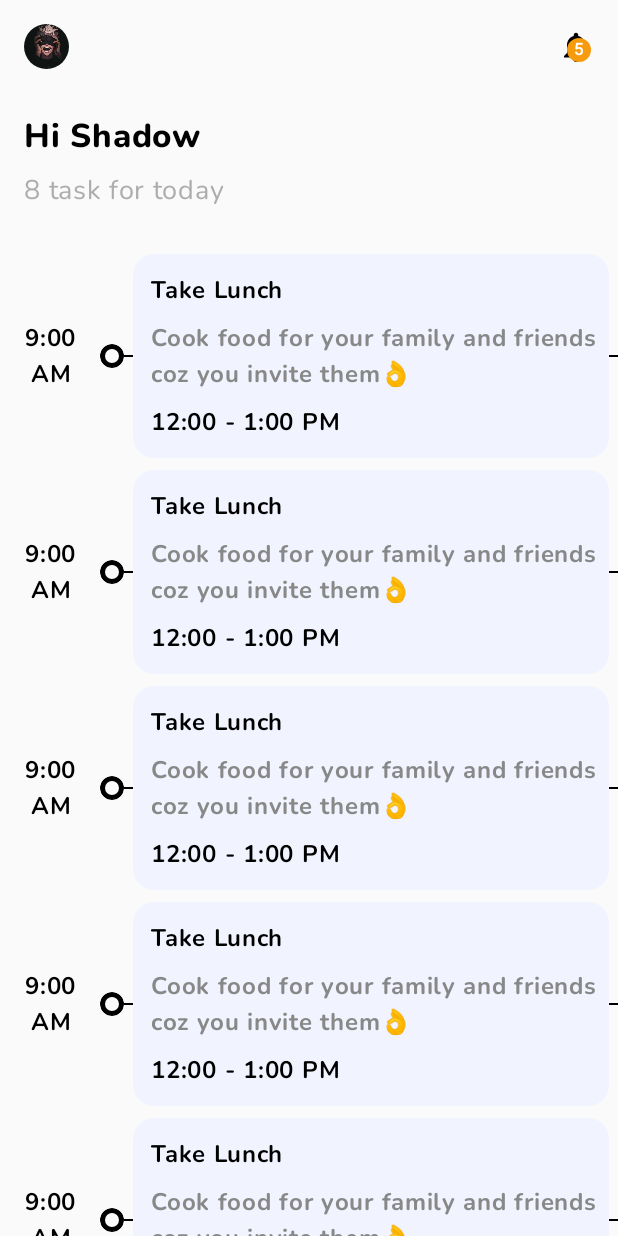
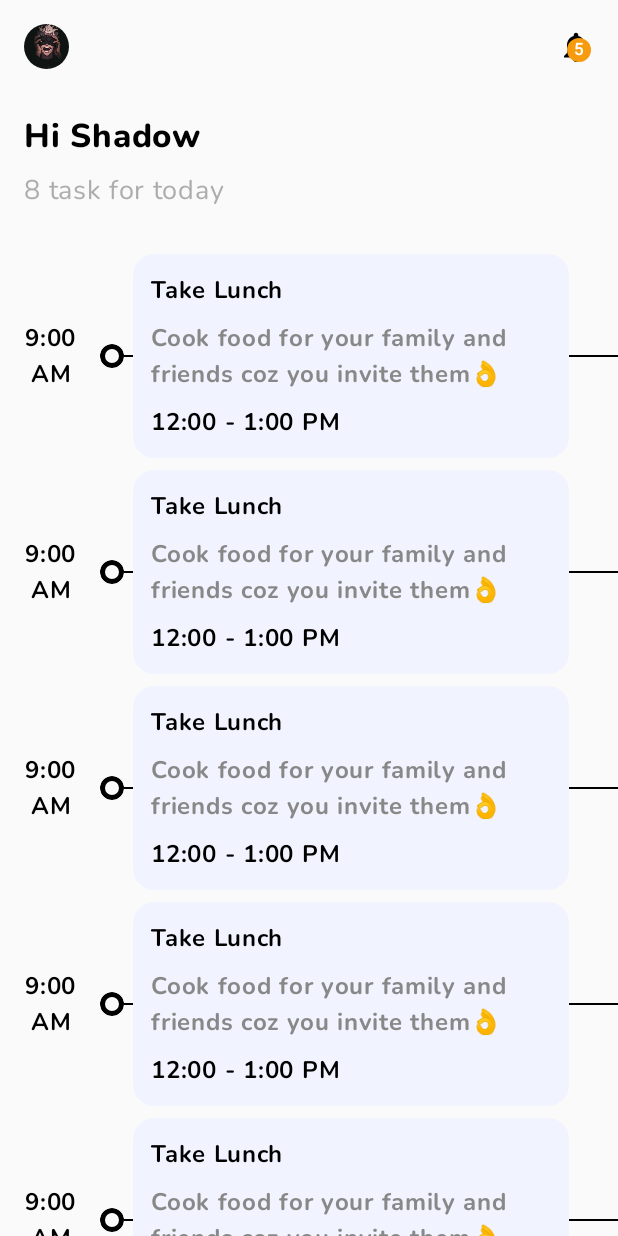
Before and after one commit to yhrjfj/TODO_UI_Compose, an Android app built with Jetpack Compose: the screen it shows after launch (MainActivity), on a phone screen of 412 x 824 dp. Run offline under Robolectric (Android 15) with nearby library versions, the phone set to English and light mode, and no system bars.

Commit message:
Small change in TaskComponent

```diff
--- a/app/src/main/java/com/yhr/jfj/todo_ui_compose/taskmanager/data/components/TaskComponent.kt
+++ b/app/src/main/java/com/yhr/jfj/todo_ui_compose/taskmanager/data/components/TaskComponent.kt
@@ -66,7 +66,7 @@ fun TaskComponent() {
                         .fillMaxWidth()
                         .clip(RoundedCornerShape(14.dp))
                         .background(LightPurple)
-                        .weight(0.8f),
+                        .weight(0.9f),
                     verticalArrangement = Arrangement.spacedBy(8.dp)
                 ) {
                     Text(
@@ -95,7 +95,9 @@ fun TaskComponent() {
                     )
                 }
                 Divider(
-                    modifier = Modifier.width(6.dp),
+                    modifier = Modifier
+                        .width(6.dp)
+                        .weight(0.1f),
                     color = Color.Black
                 )
             }
```
